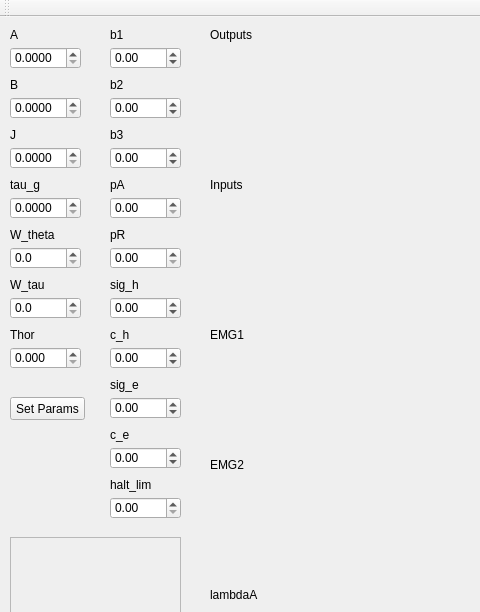
First picture: the form in GUI/GUI.ui, repository cic12/exo_control, before the edit; both pictures show x 0 to 480 and y 0 to 612 of the 712 by 876 pixel window.
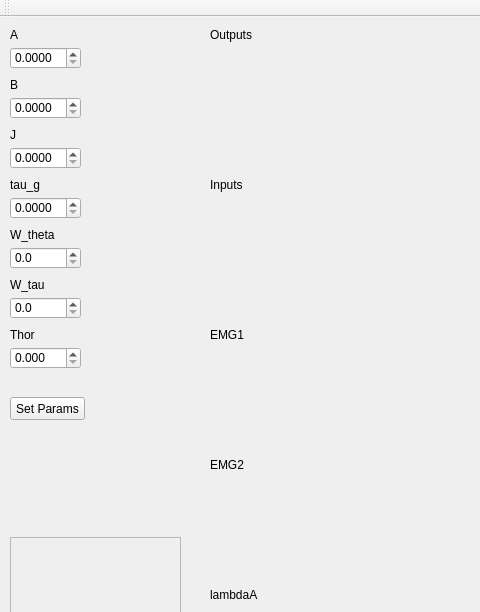
Second picture: the form after the edit. Custom widgets are drawn as their Qt base class.

Patch:
```diff
--- a/GUI/GUI.ui
+++ b/GUI/GUI.ui
@@ -384,380 +384,6 @@
      </rect>
     </property>
    </widget>
-   <widget class="QLabel" name="label_12">
-    <property name="geometry">
-     <rect>
-      <x>110</x>
-      <y>260</y>
-      <width>61</width>
-      <height>16</height>
-     </rect>
-    </property>
-    <property name="text">
-     <string>sig_h</string>
-    </property>
-   </widget>
-   <widget class="QDoubleSpinBox" name="sig_h_box">
-    <property name="geometry">
-     <rect>
-      <x>110</x>
-      <y>280</y>
-      <width>71</width>
-      <height>22</height>
-     </rect>
-    </property>
-    <property name="decimals">
-     <number>2</number>
-    </property>
-    <property name="minimum">
-     <double>-100.000000000000000</double>
-    </property>
-    <property name="maximum">
-     <double>100.000000000000000</double>
-    </property>
-    <property name="singleStep">
-     <double>0.010000000000000</double>
-    </property>
-    <property name="value">
-     <double>0.000000000000000</double>
-    </property>
-   </widget>
-   <widget class="QLabel" name="label_8">
-    <property name="geometry">
-     <rect>
-      <x>110</x>
-      <y>10</y>
-      <width>61</width>
-      <height>16</height>
-     </rect>
-    </property>
-    <property name="text">
-     <string>b1</string>
-    </property>
-   </widget>
-   <widget class="QLabel" name="label_13">
-    <property name="geometry">
-     <rect>
-      <x>110</x>
-      <y>210</y>
-      <width>61</width>
-      <height>16</height>
-     </rect>
-    </property>
-    <property name="text">
-     <string>pR</string>
-    </property>
-   </widget>
-   <widget class="QLabel" name="label_14">
-    <property name="geometry">
-     <rect>
-      <x>110</x>
-      <y>310</y>
-      <width>61</width>
-      <height>16</height>
-     </rect>
-    </property>
-    <property name="text">
-     <string>c_h</string>
-    </property>
-   </widget>
-   <widget class="QDoubleSpinBox" name="pR_box">
-    <property name="geometry">
-     <rect>
-      <x>110</x>
-      <y>230</y>
-      <width>71</width>
-      <height>22</height>
-     </rect>
-    </property>
-    <property name="decimals">
-     <number>2</number>
-    </property>
-    <property name="maximum">
-     <double>1.000000000000000</double>
-    </property>
-    <property name="singleStep">
-     <double>0.010000000000000</double>
-    </property>
-    <property name="value">
-     <double>0.000000000000000</double>
-    </property>
-   </widget>
-   <widget class="QLabel" name="label_15">
-    <property name="geometry">
-     <rect>
-      <x>110</x>
-      <y>60</y>
-      <width>61</width>
-      <height>16</height>
-     </rect>
-    </property>
-    <property name="text">
-     <string>b2</string>
-    </property>
-   </widget>
-   <widget class="QDoubleSpinBox" name="b1_box">
-    <property name="geometry">
-     <rect>
-      <x>110</x>
-      <y>30</y>
-      <width>71</width>
-      <height>22</height>
-     </rect>
-    </property>
-    <property name="decimals">
-     <number>2</number>
-    </property>
-    <property name="minimum">
-     <double>-5000.000000000000000</double>
-    </property>
-    <property name="maximum">
-     <double>5000.000000000000000</double>
-    </property>
-    <property name="singleStep">
-     <double>100.000000000000000</double>
-    </property>
-    <property name="value">
-     <double>0.000000000000000</double>
-    </property>
-   </widget>
-   <widget class="QDoubleSpinBox" name="pA_box">
-    <property name="geometry">
-     <rect>
-      <x>110</x>
-      <y>180</y>
-      <width>71</width>
-      <height>22</height>
-     </rect>
-    </property>
-    <property name="decimals">
-     <number>2</number>
-    </property>
-    <property name="minimum">
-     <double>0.000000000000000</double>
-    </property>
-    <property name="maximum">
-     <double>1.000000000000000</double>
-    </property>
-    <property name="singleStep">
-     <double>0.010000000000000</double>
-    </property>
-   </widget>
-   <widget class="QDoubleSpinBox" name="b2_box">
-    <property name="geometry">
-     <rect>
-      <x>110</x>
-      <y>80</y>
-      <width>71</width>
-      <height>22</height>
-     </rect>
-    </property>
-    <property name="decimals">
-     <number>2</number>
-    </property>
-    <property name="minimum">
-     <double>-5000.000000000000000</double>
-    </property>
-    <property name="maximum">
-     <double>5000.000000000000000</double>
-    </property>
-    <property name="singleStep">
-     <double>100.000000000000000</double>
-    </property>
-    <property name="value">
-     <double>0.000000000000000</double>
-    </property>
-   </widget>
-   <widget class="QLabel" name="label_16">
-    <property name="geometry">
-     <rect>
-      <x>110</x>
-      <y>160</y>
-      <width>61</width>
-      <height>16</height>
-     </rect>
-    </property>
-    <property name="text">
-     <string>pA</string>
-    </property>
-   </widget>
-   <widget class="QDoubleSpinBox" name="c_h_box">
-    <property name="geometry">
-     <rect>
-      <x>110</x>
-      <y>330</y>
-      <width>71</width>
-      <height>22</height>
-     </rect>
-    </property>
-    <property name="decimals">
-     <number>2</number>
-    </property>
-    <property name="minimum">
-     <double>-100.000000000000000</double>
-    </property>
-    <property name="maximum">
-     <double>100.000000000000000</double>
-    </property>
-    <property name="singleStep">
-     <double>0.010000000000000</double>
-    </property>
-    <property name="value">
-     <double>0.000000000000000</double>
-    </property>
-   </widget>
-   <widget class="QLabel" name="label_17">
-    <property name="geometry">
-     <rect>
-      <x>110</x>
-      <y>110</y>
-      <width>61</width>
-      <height>16</height>
-     </rect>
-    </property>
-    <property name="text">
-     <string>b3</string>
-    </property>
-   </widget>
-   <widget class="QLabel" name="label_18">
-    <property name="geometry">
-     <rect>
-      <x>110</x>
-      <y>360</y>
-      <width>61</width>
-      <height>16</height>
-     </rect>
-    </property>
-    <property name="text">
-     <string>sig_e</string>
-    </property>
-   </widget>
-   <widget class="QDoubleSpinBox" name="sig_e_box">
-    <property name="geometry">
-     <rect>
-      <x>110</x>
-      <y>380</y>
-      <width>71</width>
-      <height>22</height>
-     </rect>
-    </property>
-    <property name="decimals">
-     <number>2</number>
-    </property>
-    <property name="minimum">
-     <double>-100.000000000000000</double>
-    </property>
-    <property name="maximum">
-     <double>100.000000000000000</double>
-    </property>
-    <property name="singleStep">
-     <double>0.010000000000000</double>
-    </property>
-    <property name="value">
-     <double>0.000000000000000</double>
-    </property>
-   </widget>
-   <widget class="QLabel" name="label_19">
-    <property name="geometry">
-     <rect>
-      <x>110</x>
-      <y>410</y>
-      <width>61</width>
-      <height>16</height>
-     </rect>
-    </property>
-    <property name="text">
-     <string>c_e</string>
-    </property>
-   </widget>
-   <widget class="QDoubleSpinBox" name="c_e_box">
-    <property name="geometry">
-     <rect>
-      <x>110</x>
-      <y>430</y>
-      <width>71</width>
-      <height>22</height>
-     </rect>
-    </property>
-    <property name="decimals">
-     <number>2</number>
-    </property>
-    <property name="minimum">
-     <double>-100.000000000000000</double>
-    </property>
-    <property name="maximum">
-     <double>100.000000000000000</double>
-    </property>
-    <property name="singleStep">
-     <double>0.010000000000000</double>
-    </property>
-    <property name="value">
-     <double>0.000000000000000</double>
-    </property>
-   </widget>
-   <widget class="QLabel" name="label_20">
-    <property name="geometry">
-     <rect>
-      <x>110</x>
-      <y>460</y>
-      <width>61</width>
-      <height>16</height>
-     </rect>
-    </property>
-    <property name="text">
-     <string>halt_lim</string>
-    </property>
-   </widget>
-   <widget class="QDoubleSpinBox" name="halt_lim_box">
-    <property name="geometry">
-     <rect>
-      <x>110</x>
-      <y>480</y>
-      <width>71</width>
-      <height>22</height>
-     </rect>
-    </property>
-    <property name="decimals">
-     <number>2</number>
-    </property>
-    <property name="minimum">
-     <double>0.000000000000000</double>
-    </property>
-    <property name="maximum">
-     <double>1.000000000000000</double>
-    </property>
-    <property name="singleStep">
-     <double>0.010000000000000</double>
-    </property>
-    <property name="value">
-     <double>0.000000000000000</double>
-    </property>
-   </widget>
-   <widget class="QDoubleSpinBox" name="b3_box">
-    <property name="geometry">
-     <rect>
-      <x>110</x>
-      <y>130</y>
-      <width>71</width>
-      <height>22</height>
-     </rect>
-    </property>
-    <property name="decimals">
-     <number>2</number>
-    </property>
-    <property name="minimum">
-     <double>-5000.000000000000000</double>
-    </property>
-    <property name="maximum">
-     <double>5000.000000000000000</double>
-    </property>
-    <property name="singleStep">
-     <double>100.000000000000000</double>
-    </property>
-    <property name="value">
-     <double>0.000000000000000</double>
-    </property>
-   </widget>
    <widget class="QLabel" name="label_21">
     <property name="geometry">
      <rect>
```
